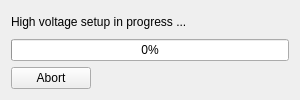
First picture: the form in TripleReg/dialogpowersupplyprocess.ui, repository ziemastz/SL, before the edit.
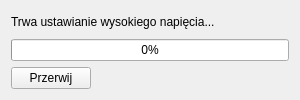
Second picture: the form after the edit.

The edit to the form file:
```diff
--- a/TripleReg/dialogpowersupplyprocess.ui
+++ b/TripleReg/dialogpowersupplyprocess.ui
@@ -17,7 +17,7 @@
    <item row="0" column="0" colspan="2">
     <widget class="QLabel" name="text_label">
      <property name="text">
-      <string>High voltage setup in progress ... </string>
+      <string>Trwa ustawianie wysokiego napięcia... </string>
      </property>
     </widget>
    </item>
@@ -34,7 +34,7 @@
    <item row="2" column="0">
     <widget class="QPushButton" name="abort_pushButton">
      <property name="text">
-      <string>Abort</string>
+      <string>Przerwij</string>
      </property>
      <property name="autoDefault">
       <bool>false</bool>
```
